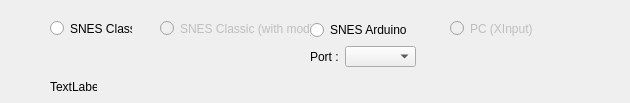
Before: the Qt Designer form desktopclient/InputDisplay/inputsourceselector.ui in Skarsnik/snesclassicstuff, drawn with Qt 5.
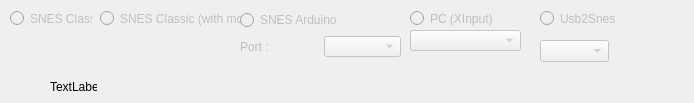
After: the same form once the commit is applied.

```diff
--- a/desktopclient/InputDisplay/inputsourceselector.ui
+++ b/desktopclient/InputDisplay/inputsourceselector.ui
@@ -6,7 +6,7 @@
    <rect>
     <x>0</x>
     <y>0</y>
-    <width>630</width>
+    <width>694</width>
     <height>103</height>
    </rect>
   </property>
@@ -14,10 +14,13 @@
    <string>Form</string>
   </property>
   <widget class="QRadioButton" name="snesClassicRadioButton">
+   <property name="enabled">
+    <bool>false</bool>
+   </property>
    <property name="geometry">
     <rect>
-     <x>50</x>
-     <y>20</y>
+     <x>10</x>
+     <y>10</y>
      <width>82</width>
      <height>17</height>
     </rect>
@@ -35,8 +38,8 @@
    </property>
    <property name="geometry">
     <rect>
-     <x>160</x>
-     <y>20</y>
+     <x>100</x>
+     <y>10</y>
      <width>151</width>
      <height>17</height>
     </rect>
@@ -54,8 +57,8 @@
    </property>
    <property name="geometry">
     <rect>
-     <x>450</x>
-     <y>20</y>
+     <x>410</x>
+     <y>10</y>
      <width>82</width>
      <height>17</height>
     </rect>
@@ -80,18 +83,21 @@
     <string>TextLabel</string>
    </property>
   </widget>
-  <widget class="QWidget" name="">
+  <widget class="QWidget" name="layoutWidget">
    <property name="geometry">
     <rect>
-     <x>310</x>
-     <y>20</y>
-     <width>106</width>
+     <x>240</x>
+     <y>10</y>
+     <width>161</width>
      <height>47</height>
     </rect>
    </property>
    <layout class="QVBoxLayout" name="verticalLayout">
     <item>
      <widget class="QRadioButton" name="arduinoRadioButton">
+      <property name="enabled">
+       <bool>false</bool>
+      </property>
       <property name="text">
        <string>SNES Arduino</string>
       </property>
@@ -103,19 +109,68 @@
     <item>
      <layout class="QHBoxLayout" name="horizontalLayout">
       <item>
-       <widget class="QLabel" name="label">
+       <widget class="QLabel" name="arduinoPortLabel">
+        <property name="enabled">
+         <bool>false</bool>
+        </property>
         <property name="text">
          <string>Port :</string>
         </property>
        </widget>
       </item>
       <item>
-       <widget class="QComboBox" name="arduinoComComboBox"/>
+       <widget class="QComboBox" name="arduinoComComboBox">
+        <property name="enabled">
+         <bool>false</bool>
+        </property>
+       </widget>
       </item>
      </layout>
     </item>
    </layout>
   </widget>
+  <widget class="QComboBox" name="xinputComboBox">
+   <property name="enabled">
+    <bool>false</bool>
+   </property>
+   <property name="geometry">
+    <rect>
+     <x>410</x>
+     <y>30</y>
+     <width>111</width>
+     <height>21</height>
+    </rect>
+   </property>
+  </widget>
+  <widget class="QRadioButton" name="usb2snesRadioButton">
+   <property name="enabled">
+    <bool>false</bool>
+   </property>
+   <property name="geometry">
+    <rect>
+     <x>540</x>
+     <y>10</y>
+     <width>82</width>
+     <height>17</height>
+    </rect>
+   </property>
+   <property name="text">
+    <string>Usb2Snes</string>
+   </property>
+  </widget>
+  <widget class="QComboBox" name="usb2snesComboBox">
+   <property name="enabled">
+    <bool>false</bool>
+   </property>
+   <property name="geometry">
+    <rect>
+     <x>540</x>
+     <y>40</y>
+     <width>69</width>
+     <height>22</height>
+    </rect>
+   </property>
+  </widget>
  </widget>
  <resources/>
  <connections/>
```
Left out of the diff: 4 changed lines with no effect on the pictures.
